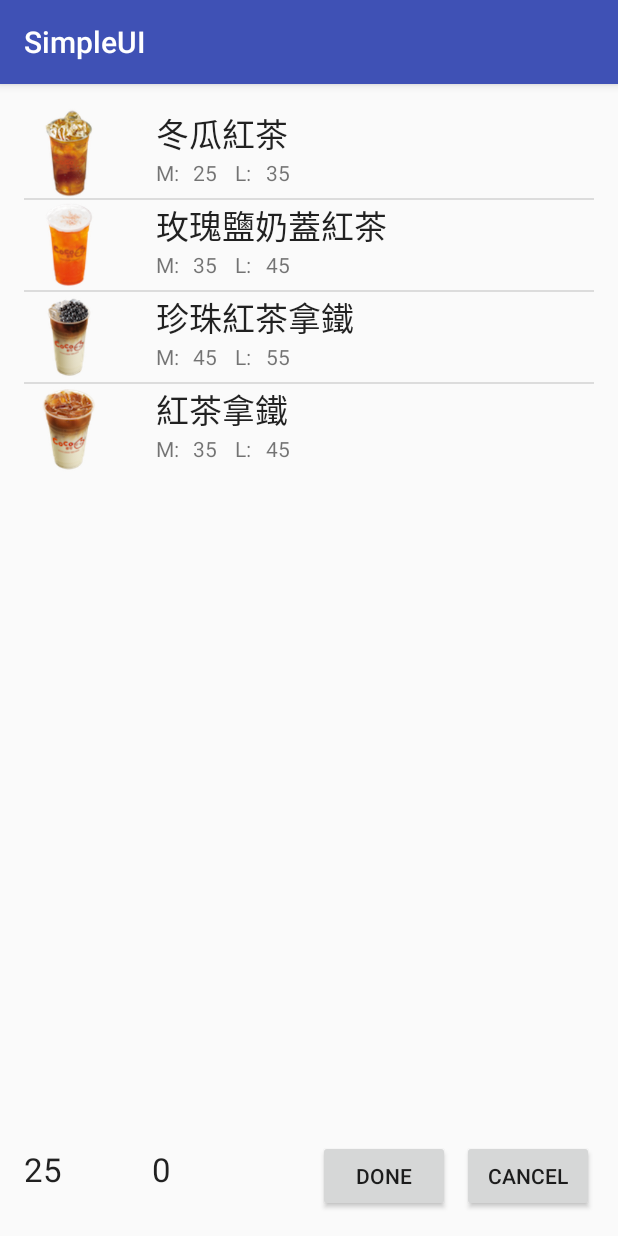
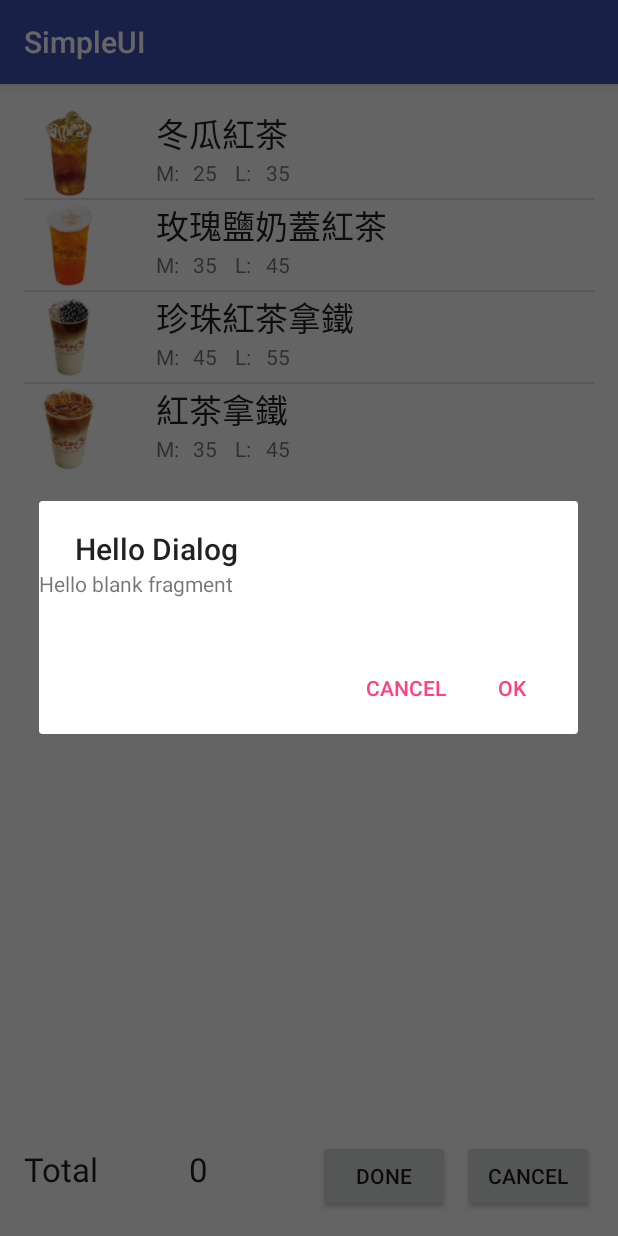
Before and after one commit to singural/android-class-p, an Android app: the DrinkMenuActivity screen opened directly, with no data from a screen before it, after a tap on "冬瓜紅茶", on a phone screen of 412 x 824 dp. Run offline under Robolectric (Android 15) with nearby library versions, the phone set to English and light mode, and no system bars; 4 statements that could not run were skipped.

Commit message:
add DrinkOrderDialog

```diff
--- a/SimpleUI/app/build.gradle
+++ b/SimpleUI/app/build.gradle
@@ -22,5 +22,7 @@ android {
 dependencies {
     compile fileTree(dir: 'libs', include: ['*.jar'])
     testCompile 'junit:junit:4.12'
-    compile 'com.android.support:appcompat-v7:23.3.0'
+    compile 'com.android.support:appcompat-v7:23.4.0'
+    compile 'com.android.support:support-v4:23.4.0'
+    compile 'com.google.android.gms:play-services-appindexing:8.1.0'
 }
--- a/SimpleUI/app/src/main/AndroidManifest.xml
+++ b/SimpleUI/app/src/main/AndroidManifest.xml
@@ -15,7 +15,11 @@
                 <category android:name="android.intent.category.LAUNCHER" />
             </intent-filter>
         </activity>
-        <activity android:name=".DrinkMenuActivity"></activity>
+        <activity android:name=".DrinkMenuActivity"></activity><!-- ATTENTION: This was auto-generated to add Google Play services to your project for
+     App Indexing.  See https://g.co/AppIndexing/AndroidStudio for more information. -->
+        <meta-data
+            android:name="com.google.android.gms.version"
+            android:value="@integer/google_play_services_version" />
     </application>
 
 </manifest>
--- a/SimpleUI/app/src/main/java/com/example/user/simpleui/DrinkMenuActivity.java
+++ b/SimpleUI/app/src/main/java/com/example/user/simpleui/DrinkMenuActivity.java
@@ -1,6 +1,10 @@
 package com.example.user.simpleui;
 
+import android.app.Fragment;
 import android.content.Intent;
+import android.net.Uri;
+import android.app.FragmentManager;
+import android.app.FragmentTransaction;
 import android.support.v7.app.AppCompatActivity;
 import android.os.Bundle;
 import android.util.Log;
@@ -9,117 +13,133 @@ import android.widget.AdapterView;
 import android.widget.ListView;
 import android.widget.TextView;
 
+import com.google.android.gms.appindexing.Action;
+import com.google.android.gms.appindexing.AppIndex;
+import com.google.android.gms.common.api.GoogleApiClient;
+
 import org.json.JSONArray;
 import org.json.JSONObject;
 
 import java.util.ArrayList;
 import java.util.List;
 
-public class DrinkMenuActivity extends AppCompatActivity {
+public class DrinkMenuActivity extends AppCompatActivity implements DrinkOrderDialog.onDrinkOrderListener {
 
     TextView totalTextView;
     ListView drinkMenuListView;
 
-    String[] names={"冬瓜紅茶","玫瑰鹽奶蓋紅茶","珍珠紅茶拿鐵","紅茶拿鐵"};
-    int[] mPrices={25,35,45,35};
-    int[] lPrices={35,45,55,45};
-    int[] imageId={R.drawable.drink1,R.drawable.drink2,R.drawable.drink3,R.drawable.drink4};
+    String[] names = {"冬瓜紅茶", "玫瑰鹽奶蓋紅茶", "珍珠紅茶拿鐵", "紅茶拿鐵"};
+    int[] mPrices = {25, 35, 45, 35};
+    int[] lPrices = {35, 45, 55, 45};
+    int[] imageId = {R.drawable.drink1, R.drawable.drink2, R.drawable.drink3, R.drawable.drink4};
 
-    List<Drink> drinks=new ArrayList<>();
-    List<Drink> orders=new ArrayList<>();
+    List<Drink> drinks = new ArrayList<>();
+    List<Drink> orders = new ArrayList<>();
+    /**
+     * ATTENTION: This was auto-generated to implement the App Indexing API.
+     * See https://g.co/AppIndexing/AndroidStudio for more information.
+     */
+    private GoogleApiClient client;
 
     @Override
     protected void onCreate(Bundle savedInstanceState) {
         super.onCreate(savedInstanceState);
         setContentView(R.layout.activity_drink_menu);
-        Log.d("Debug","DrinkMenuActivity onCreate");
+        Log.d("Debug", "DrinkMenuActivity onCreate");
         setData();
 
-        totalTextView=(TextView)findViewById(R.id.totalTextView);
-        drinkMenuListView=(ListView)findViewById(R.id.drinkMenuListView);
+        totalTextView = (TextView) findViewById(R.id.totalTextView);
+        drinkMenuListView = (ListView) findViewById(R.id.drinkMenuListView);
 
         setupDrinkMenuListView();
 
+        // ATTENTION: This was auto-generated to implement the App Indexing API.
+        // See https://g.co/AppIndexing/AndroidStudio for more information.
+        client = new GoogleApiClient.Builder(this).addApi(AppIndex.API).build();
     }
 
-    private void setData()
-    {
-        for(int i=0;i<names.length;i++)
-        {
-            Drink drink=new Drink();
-            drink.name=names[i];
-            drink.mPrice=mPrices[i];
-            drink.lPrice=lPrices[i];
-            drink.imageId=imageId[i];
+    private void setData() {
+        for (int i = 0; i < names.length; i++) {
+            Drink drink = new Drink();
+            drink.name = names[i];
+            drink.mPrice = mPrices[i];
+            drink.lPrice = lPrices[i];
+            drink.imageId = imageId[i];
             drinks.add(drink);
 
         }
     }
 
-    private void setupDrinkMenuListView()
-    {
-        DrinkAdapter adapter=new DrinkAdapter(this,drinks);
+    private void setupDrinkMenuListView() {
+        DrinkAdapter adapter = new DrinkAdapter(this, drinks);
         drinkMenuListView.setAdapter(adapter);
 
-        //drinkMenuListView.setOnClickListener(new );
-/*
-        drinkMenuListView.setOnItemClickListener(new View.OnClickItemListener() {
+        drinkMenuListView.setOnItemClickListener(new AdapterView.OnItemClickListener() {
             @Override
-            public void onItemClick(View v) {
-                DrinkAdapter drinkAdapter=(DrinkAdapter)parent.getAdapter();
-                Drink drink=(Drink)drinkAdapter.getItem(position);
-                orders.add(drink);
-                updateTotal();
+            public void onItemClick(AdapterView<?> parent, View view, int position, long id) {
+                DrinkAdapter drinkAdapter = (DrinkAdapter) parent.getAdapter();
+                Drink drink = (Drink) drinkAdapter.getItem(position);
+                showDrinkOrderDialog(drink);
 
+                //orders.add(drink);
+                //updateTotal();
             }
         });
-        */
 
-        drinkMenuListView.setOnItemClickListener(new AdapterView.OnItemClickListener() {
-                      @Override
-                    public void onItemClick(AdapterView<?> parent, View view, int position, long id) {
-                              DrinkAdapter drinkAdapter = (DrinkAdapter)parent.getAdapter();
-                              Drink drink = (Drink)drinkAdapter.getItem(position);
-                             orders.add(drink);
-                            updateTotal();
-                            }
-                    });
+    }
+
+
+    public void showDrinkOrderDialog(Drink drink)
+    {
+
+        FragmentManager fragmentManager=getFragmentManager();
+
+        FragmentTransaction ft=fragmentManager.beginTransaction();
+
+        DrinkOrderDialog dialog=DrinkOrderDialog.newInstance("","");
+        Fragment prev=getFragmentManager().findFragmentByTag("DrinkOrderDialog");
+        if(prev !=null) //如果原來的activity已經有同一個Dialog時，先刪除該Dialog
+        {
+            ft.remove(prev);
+        }
+
+        //ft.replace(R.id.root,dialog);
+        ft.addToBackStack(null); //回上一頁
+        //ft.commit();
+        dialog.show(ft,"DrinkOrderDialog");
 
 
     }
 
-    public void updateTotal()
-    {
-        int total=0;
-        for(Drink drink:orders)
-        {
-            total+=drink.mPrice;
+
+    public void updateTotal() {
+        int total = 0;
+        for (Drink drink : orders) {
+            total += drink.mPrice;
         }
         totalTextView.setText(String.valueOf(total));
     }
 
-    public void done(View view)
-    {
-        Intent intent=new Intent();
+    public void done(View view) {
+        Intent intent = new Intent();
 
-        JSONArray jsonArray=new JSONArray();
+        JSONArray jsonArray = new JSONArray();
 
-        for(Drink drink:orders)
-        {
-            JSONObject jsonObject=drink.getJsonObject();
+        for (Drink drink : orders) {
+            JSONObject jsonObject = drink.getJsonObject();
             jsonArray.put(jsonObject);
         }
 
-        intent.putExtra("results",jsonArray.toString());
+        intent.putExtra("results", jsonArray.toString());
 
-        setResult(RESULT_OK,intent);
+        setResult(RESULT_OK, intent);
         finish(); //將資料帶回上層,所以finish
 
     }
-    public void cancel(View view)
-    {
-        Intent intent=new Intent();
-        setResult(RESULT_CANCELED,intent);
+
+    public void cancel(View view) {
+        Intent intent = new Intent();
+        setResult(RESULT_CANCELED, intent);
         finish();
 
     }
@@ -127,36 +147,73 @@ public class DrinkMenuActivity extends AppCompatActivity {
     @Override
     protected void onStart() {
         super.onStart();
-        Log.d("Debug","DrinkMenuActivity onStart");
+        // ATTENTION: This was auto-generated to implement the App Indexing API.
+        // See https://g.co/AppIndexing/AndroidStudio for more information.
+        client.connect();
+        Log.d("Debug", "DrinkMenuActivity onStart");
+        // ATTENTION: This was auto-generated to implement the App Indexing API.
+        // See https://g.co/AppIndexing/AndroidStudio for more information.
+        Action viewAction = Action.newAction(
+                Action.TYPE_VIEW, // TODO: choose an action type.
+                "DrinkMenu Page", // TODO: Define a title for the content shown.
+                // TODO: If you have web page content that matches this app activity's content,
+                // make sure this auto-generated web page URL is correct.
+                // Otherwise, set the URL to null.
+                Uri.parse("http://host/path"),
+                // TODO: Make sure this auto-generated app URL is correct.
+                Uri.parse("android-app://com.example.user.simpleui/http/host/path")
+        );
+        AppIndex.AppIndexApi.start(client, viewAction);
     }
 
     @Override
     protected void onResume() {
         super.onResume();
-        Log.d("Debug","DrinkMenuActivity onResume");
+        Log.d("Debug", "DrinkMenuActivity onResume");
     }
 
     @Override
     protected void onPause() {
         super.onPause();
-        Log.d("Debug","DrinkMenuActivity onPause");
+        Log.d("Debug", "DrinkMenuActivity onPause");
     }
+
     @Override
     protected void onStop() {
         super.onStop();
-        Log.d("Debug","DrinkMenuActivity onStop");
+        // ATTENTION: This was auto-generated to implement the App Indexing API.
+        // See https://g.co/AppIndexing/AndroidStudio for more information.
+        Action viewAction = Action.newAction(
+                Action.TYPE_VIEW, // TODO: choose an action type.
+                "DrinkMenu Page", // TODO: Define a title for the content shown.
+                // TODO: If you have web page content that matches this app activity's content,
+                // make sure this auto-generated web page URL is correct.
+                // Otherwise, set the URL to null.
+                Uri.parse("http://host/path"),
+                // TODO: Make sure this auto-generated app URL is correct.
+                Uri.parse("android-app://com.example.user.simpleui/http/host/path")
+        );
+        AppIndex.AppIndexApi.end(client, viewAction);
+        Log.d("Debug", "DrinkMenuActivity onStop");
+        // ATTENTION: This was auto-generated to implement the App Indexing API.
+        // See https://g.co/AppIndexing/AndroidStudio for more information.
+        client.disconnect();
     }
 
     @Override
-    protected void onDestroy(){
+    protected void onDestroy() {
         super.onDestroy();
-        Log.d("Debug","DrinkMenuActivity onDestroy");
+        Log.d("Debug", "DrinkMenuActivity onDestroy");
     }
 
     @Override
     protected void onRestart() {
         super.onRestart();
-        Log.d("Debug","DrinkMenuActivity onRestart");
+        Log.d("Debug", "DrinkMenuActivity onRestart");
     }
 
+    @Override
+    public void onDrinkOrderFinished() {
+
+    }
 }
--- /dev/null
+++ b/SimpleUI/app/src/main/java/com/example/user/simpleui/DrinkOrderDialog.java
@@ -0,0 +1,136 @@
+package com.example.user.simpleui;
+
+import android.app.AlertDialog;
+import android.app.Dialog;
+import android.app.DialogFragment;
+import android.content.Context;
+import android.content.DialogInterface;
+import android.net.Uri;
+import android.os.Bundle;
+import android.app.Fragment;
+import android.view.LayoutInflater;
+import android.view.View;
+import android.view.ViewGroup;
+
+
+/**
+ * A simple {@link Fragment} subclass.
+ * Activities that contain this fragment must implement the
+ * {@link DrinkOrderDialog.onDrinkOrderListener} interface
+ * to handle interaction events.
+ * Use the {@link DrinkOrderDialog#newInstance} factory method to
+ * create an instance of this fragment.
+ */
+public class DrinkOrderDialog extends DialogFragment {
+    // TODO: Rename parameter arguments, choose names that match
+    // the fragment initialization parameters, e.g. ARG_ITEM_NUMBER
+    private static final String ARG_PARAM1 = "param1";
+    private static final String ARG_PARAM2 = "param2";
+
+    // TODO: Rename and change types of parameters
+    private String mParam1;
+    private String mParam2;
+
+    private onDrinkOrderListener mListener;
+
+    public DrinkOrderDialog() {
+        // Required empty public constructor
+    }
+
+    /**
+     * Use this factory method to create a new instance of
+     * this fragment using the provided parameters.
+     *
+     * @param param1 Parameter 1.
+     * @param param2 Parameter 2.
+     * @return A new instance of fragment DrinkOrderDialog.
+     */
+    // TODO: Rename and change types and number of parameters
+    public static DrinkOrderDialog newInstance(String param1, String param2) {
+        DrinkOrderDialog fragment = new DrinkOrderDialog();
+        Bundle args = new Bundle();
+        args.putString(ARG_PARAM1, param1); // (key,value)
+        args.putString(ARG_PARAM2, param2);
+        fragment.setArguments(args);
+        return fragment;
+    }
+
+//    @Override
+//    public void onCreate(Bundle savedInstanceState) {
+//        super.onCreate(savedInstanceState);
+//        if (getArguments() != null) {
+//            mParam1 = getArguments().getString(ARG_PARAM1);
+//            mParam2 = getArguments().getString(ARG_PARAM2);
+//        }
+//    }
+//
+//    @Override
+//    public View onCreateView(LayoutInflater inflater, ViewGroup container,
+//                             Bundle savedInstanceState) {
+//        // Inflate the layout for this fragment
+//        return inflater.inflate(R.layout.fragment_drink_order_dialog, container, false);
+//    }
+
+
+    @Override
+    public Dialog onCreateDialog(Bundle savedInstanceState) {
+        if(getArguments()!=null)
+        {
+            Bundle bundle=getArguments();
+
+        }
+
+        AlertDialog.Builder alertDialogBuilder= new AlertDialog.Builder(getActivity());
+
+        View contentView=getActivity().getLayoutInflater().inflate(R.layout.fragment_drink_order_dialog,null);
+
+        alertDialogBuilder.setView(contentView)
+                            .setTitle("Hello Dialog")
+                          .setPositiveButton("OK", new DialogInterface.OnClickListener() {
+                              @Override
+                              public void onClick(DialogInterface dialog, int which) {
+
+                              }
+                          })
+                          .setNegativeButton("Cancel", new DialogInterface.OnClickListener() {
+                              @Override
+                              public void onClick(DialogInterface dialog, int which) {
+
+                              }
+                          });
+
+        return alertDialogBuilder.create();
+    }
+
+    @Override
+    public void onAttach(Context context) { //和Activity先做溝通後再去onCreate
+        super.onAttach(context);
+        if (context instanceof onDrinkOrderListener) {
+            mListener = (onDrinkOrderListener) context;
+        } else {
+            throw new RuntimeException(context.toString()
+                    + " must implement OnFragmentInteractionListener");
+        }
+    }
+
+    @Override
+    public void onDetach() {
+        super.onDetach();
+        mListener = null;
+    }
+
+    /**
+     * This interface must be implemented by activities that contain this
+     * fragment to allow an interaction in this fragment to be communicated
+     * to the activity and potentially other fragments contained in that
+     * activity.
+     * <p/>
+     * See the Android Training lesson <a href=
+     * "http://developer.android.com/training/basics/fragments/communicating.html"
+     * >Communicating with Other Fragments</a> for more information.
+     */
+    public interface onDrinkOrderListener {
+        // TODO: Update argument type and name
+        void onDrinkOrderFinished(); //在drinkorderdialog.java實作此function
+    }
+}
--- a/SimpleUI/app/src/main/res/layout/activity_drink_menu.xml
+++ b/SimpleUI/app/src/main/res/layout/activity_drink_menu.xml
@@ -7,7 +7,8 @@
     android:paddingLeft="@dimen/activity_horizontal_margin"
     android:paddingRight="@dimen/activity_horizontal_margin"
     android:paddingTop="@dimen/activity_vertical_margin"
-    tools:context="com.example.user.simpleui.DrinkMenuActivity">
+    tools:context="com.example.user.simpleui.DrinkMenuActivity"
+    android:id="@+id/root">
 
     <ListView
         android:layout_width="wrap_content"
--- /dev/null
+++ b/SimpleUI/app/src/main/res/layout/fragment_drink_order_dialog.xml
@@ -0,0 +1,13 @@
+<FrameLayout xmlns:android="http://schemas.android.com/apk/res/android"
+    xmlns:tools="http://schemas.android.com/tools"
+    android:layout_width="match_parent"
+    android:layout_height="match_parent"
+    tools:context="com.example.user.simpleui.DrinkOrderDialog">
+
+    <!-- TODO: Update blank fragment layout -->
+    <TextView
+        android:layout_width="match_parent"
+        android:layout_height="match_parent"
+        android:text="@string/hello_blank_fragment" />
+
+</FrameLayout>
--- a/SimpleUI/app/src/main/res/values/strings.xml
+++ b/SimpleUI/app/src/main/res/values/strings.xml
@@ -1,3 +1,6 @@
 <resources>
     <string name="app_name">SimpleUI</string>
+
+    <!-- TODO: Remove or change this placeholder text -->
+    <string name="hello_blank_fragment">Hello blank fragment</string>
 </resources>
```
